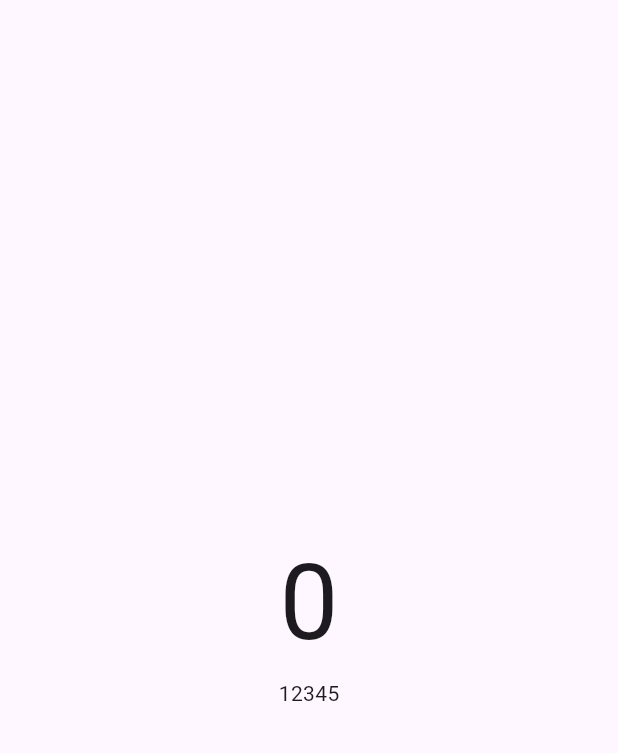
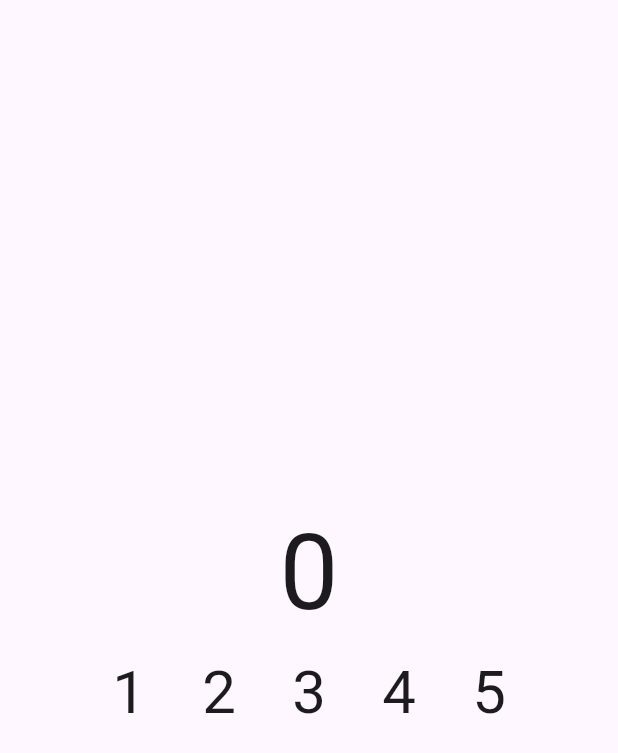
Before and after one commit to voronwa-tatyar/counter, a Flutter app: the screen it shows after launch, on a phone screen of 412 x 824 dp. Shown: the top 753 px of the screen. Run offline on Flutter 3.47's test engine with Material 3 defaults, Android fonts, the phone set to English and light mode, and no system bars.

Commit message:
Increase input button size

```diff
--- a/lib/w_input_button.dart
+++ b/lib/w_input_button.dart
@@ -2,6 +2,7 @@ import 'package:flutter/material.dart';
 
 class InputButton extends StatelessWidget {
   const InputButton({super.key, required this.callback, required this.number});
+
   final Function(int) callback;
   final int number;
 
@@ -9,7 +10,7 @@ class InputButton extends StatelessWidget {
   Widget build(BuildContext context) {
     return InkWell(
       onTap: () => callback.call(number),
-      child: Text('$number'),
+      child: SizedBox(width: 60, height: 60, child: Center(child: Text('$number', style: const TextStyle(fontSize: 40),))),
     );
   }
 }
```
